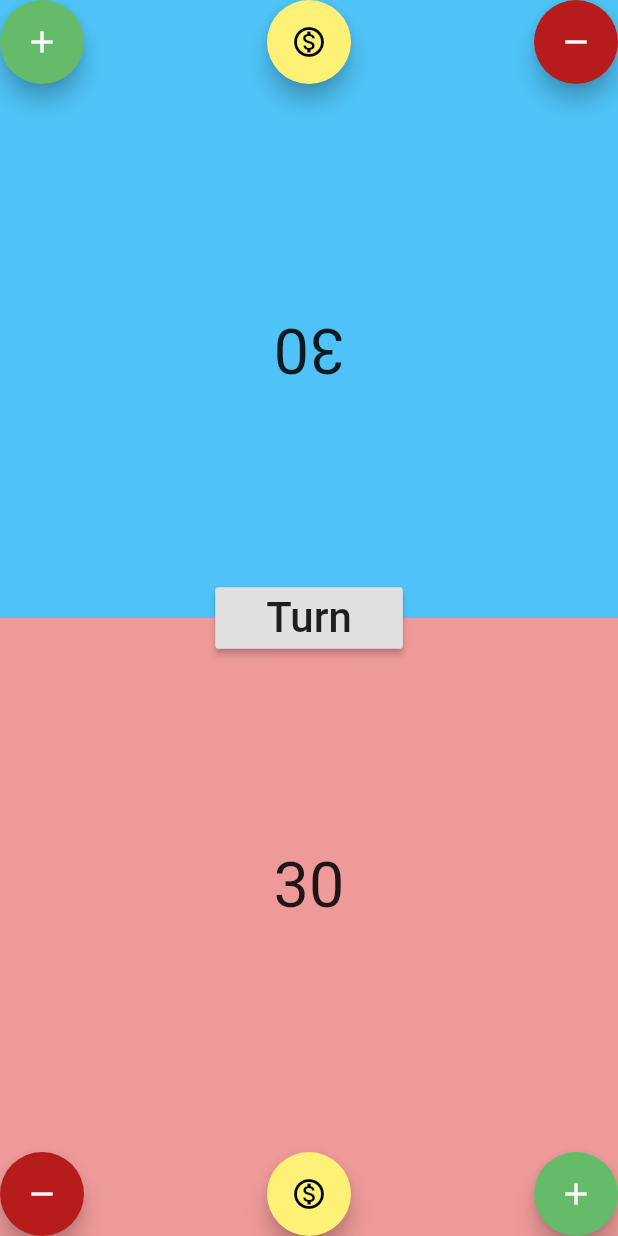
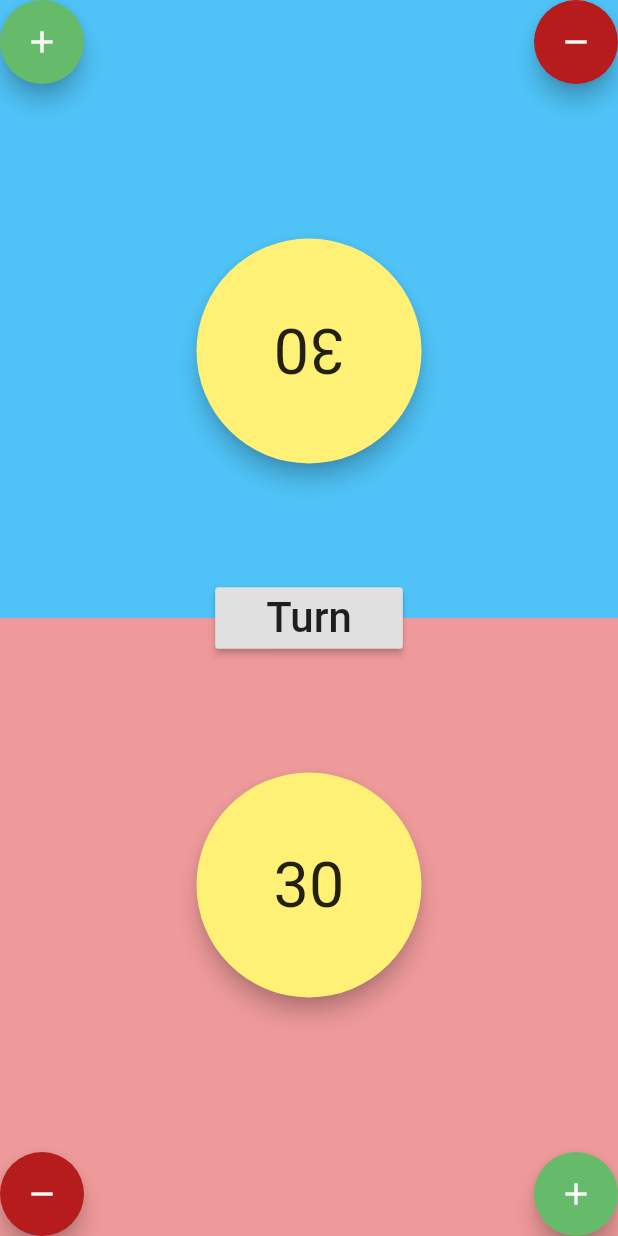
Before and after one commit to zbarbuto/lethalhealth, a Flutter app: the screen it shows after launch, on a phone screen of 412 x 824 dp. Run offline on Flutter 3.47's test engine with Material 2 defaults, Android fonts, the light colour scheme and no system bars.

Commit message:
Move coin to behind player health

```diff
--- a/lib/health_manager.dart
+++ b/lib/health_manager.dart
@@ -24,11 +24,37 @@ class HealthManager extends StatelessWidget {
         children: [
           Expanded(
             child: Center(
-              child: Container(
-                child: Text(
-                  this.health.toString(),
-                  style: TextStyle(fontSize: 42),
-                ),
+              child: Stack(
+                alignment: Alignment.center,
+                children: [
+                  Container(
+                    width: 150,
+                    height: 150,
+                    child: FittedBox(
+                      child: FloatingActionButton(
+                        onPressed: () {
+                          onCoin();
+                        },
+
+                        backgroundColor: hasCoin
+                            ? Colors.yellow.shade300
+                            : Colors.grey.shade300,
+                        foregroundColor: Colors.black,
+                        // child: hasCoin
+                        //     ? Icon(Icons.monetization_on_outlined)
+                        //     : Icon(Icons.money_off_outlined),
+                      ),
+                    ),
+                  ),
+                  IgnorePointer(
+                    child: Container(
+                      child: Text(
+                        this.health.toString(),
+                        style: TextStyle(fontSize: 42),
+                      ),
+                    ),
+                  )
+                ],
               ),
             ),
           ),
@@ -44,17 +70,6 @@ class HealthManager extends StatelessWidget {
               ),
               FloatingActionButton(
                 onPressed: () {
-                  onCoin();
-                },
-                backgroundColor:
-                    hasCoin ? Colors.yellow.shade300 : Colors.grey.shade300,
-                foregroundColor: Colors.black,
-                child: hasCoin
-                    ? Icon(Icons.monetization_on_outlined)
-                    : Icon(Icons.money_off_outlined),
-              ),
-              FloatingActionButton(
-                onPressed: () {
                   onHealth(HealthMode.add);
                 },
                 backgroundColor: Colors.green.shade400,
```
